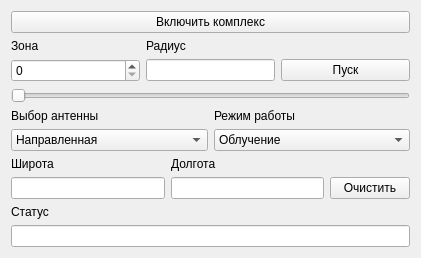
This is src/ARM_OD_viewCore/NIIPP/NiippWidget.ui in nevaeh82/arm_od as Qt 5 draws it before an edit. The edited form follows.
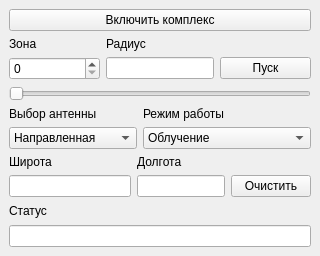
This is the edited form.

The edit to the form file:
```diff
--- a/src/ARM_OD_viewCore/NIIPP/NiippWidget.ui
+++ b/src/ARM_OD_viewCore/NIIPP/NiippWidget.ui
@@ -6,43 +6,95 @@
    <rect>
     <x>0</x>
     <y>0</y>
-    <width>421</width>
+    <width>291</width>
     <height>256</height>
    </rect>
   </property>
   <property name="windowTitle">
    <string>Form</string>
   </property>
-  <layout class="QGridLayout" name="gridLayout">
-   <item row="1" column="1">
-    <widget class="QLabel" name="lbl_distance">
-     <property name="sizePolicy">
-      <sizepolicy hsizetype="Preferred" vsizetype="Maximum">
-       <horstretch>0</horstretch>
-       <verstretch>0</verstretch>
-      </sizepolicy>
-     </property>
+  <layout class="QVBoxLayout" name="verticalLayout">
+   <property name="spacing">
+    <number>6</number>
+   </property>
+   <property name="leftMargin">
+    <number>9</number>
+   </property>
+   <property name="topMargin">
+    <number>9</number>
+   </property>
+   <property name="rightMargin">
+    <number>9</number>
+   </property>
+   <property name="bottomMargin">
+    <number>9</number>
+   </property>
+   <item>
+    <widget class="QPushButton" name="_pb_enable_complex">
      <property name="text">
-      <string>Радиус</string>
+      <string>Включить комплекс</string>
      </property>
     </widget>
    </item>
-   <item row="2" column="2">
-    <widget class="QPushButton" name="_pb_start">
-     <property name="text">
-      <string>Пуск</string>
-     </property>
-    </widget>
-   </item>
-   <item row="4" column="0" colspan="3">
+   <item>
     <layout class="QGridLayout" name="gridLayout_2">
+     <item row="0" column="0">
+      <widget class="QLabel" name="lbl_power">
+       <property name="sizePolicy">
+        <sizepolicy hsizetype="Preferred" vsizetype="Maximum">
+         <horstretch>0</horstretch>
+         <verstretch>0</verstretch>
+        </sizepolicy>
+       </property>
+       <property name="text">
+        <string>Зона</string>
+       </property>
+      </widget>
+     </item>
      <item row="0" column="1">
-      <widget class="QLabel" name="lbl_mode">
+      <widget class="QLabel" name="lbl_distance">
+       <property name="sizePolicy">
+        <sizepolicy hsizetype="Preferred" vsizetype="Maximum">
+         <horstretch>0</horstretch>
+         <verstretch>0</verstretch>
+        </sizepolicy>
+       </property>
        <property name="text">
-        <string>Режим работы</string>
+        <string>Радиус</string>
        </property>
       </widget>
      </item>
+     <item row="1" column="0">
+      <widget class="QSpinBox" name="_sb_power"/>
+     </item>
+     <item row="1" column="1">
+      <widget class="QLineEdit" name="_le_distance">
+       <property name="sizePolicy">
+        <sizepolicy hsizetype="Preferred" vsizetype="Fixed">
+         <horstretch>0</horstretch>
+         <verstretch>0</verstretch>
+        </sizepolicy>
+       </property>
+      </widget>
+     </item>
+     <item row="1" column="2">
+      <widget class="QPushButton" name="_pb_start">
+       <property name="text">
+        <string>Пуск</string>
+       </property>
+      </widget>
+     </item>
+    </layout>
+   </item>
+   <item>
+    <widget class="QSlider" name="_sl_power">
+     <property name="orientation">
+      <enum>Qt::Horizontal</enum>
+     </property>
+    </widget>
+   </item>
+   <item>
+    <layout class="QGridLayout" name="gridLayout">
      <item row="0" column="0">
       <widget class="QLabel" name="lbl_antena">
        <property name="text">
@@ -50,7 +102,14 @@
        </property>
       </widget>
      </item>
-     <item row="1" column="0">
+     <item row="0" column="2">
+      <widget class="QLabel" name="lbl_mode">
+       <property name="text">
+        <string>Режим работы</string>
+       </property>
+      </widget>
+     </item>
+     <item row="1" column="0" colspan="2">
       <widget class="QComboBox" name="_cb_antena">
        <item>
         <property name="text">
@@ -64,7 +123,7 @@
        </item>
       </widget>
      </item>
-     <item row="1" column="1">
+     <item row="1" column="2" colspan="2">
       <widget class="QComboBox" name="_cb_mode">
        <item>
         <property name="text">
@@ -83,89 +142,45 @@
        </item>
       </widget>
      </item>
-    </layout>
-   </item>
-   <item row="2" column="1">
-    <widget class="QLineEdit" name="_le_distance">
-     <property name="sizePolicy">
-      <sizepolicy hsizetype="Preferred" vsizetype="Fixed">
-       <horstretch>0</horstretch>
-       <verstretch>0</verstretch>
-      </sizepolicy>
-     </property>
-    </widget>
-   </item>
-   <item row="7" column="0" colspan="3">
-    <widget class="QLineEdit" name="_le_status"/>
-   </item>
-   <item row="2" column="0">
-    <widget class="QSpinBox" name="_sb_power"/>
-   </item>
-   <item row="5" column="0" colspan="3">
-    <layout class="QGridLayout" name="gridLayout_3">
-     <item row="0" column="0">
+     <item row="2" column="0">
       <widget class="QLabel" name="lbl_l1">
        <property name="text">
         <string>Широта</string>
        </property>
       </widget>
      </item>
-     <item row="0" column="1">
+     <item row="2" column="1" colspan="2">
       <widget class="QLabel" name="lbl_l2">
        <property name="text">
         <string>Долгота</string>
        </property>
       </widget>
      </item>
-     <item row="1" column="2">
-      <widget class="QPushButton" name="_clear_uvod">
-       <property name="text">
-        <string>Очистить</string>
-       </property>
-      </widget>
-     </item>
-     <item row="1" column="0">
+     <item row="3" column="0">
       <widget class="QLineEdit" name="_le_lat"/>
      </item>
-     <item row="1" column="1">
+     <item row="3" column="1" colspan="2">
       <widget class="QLineEdit" name="_le_lon"/>
      </item>
+     <item row="3" column="3">
+      <widget class="QPushButton" name="_clear_uvod">
+       <property name="text">
+        <string>Очистить</string>
+       </property>
+      </widget>
+     </item>
     </layout>
    </item>
-   <item row="1" column="0">
-    <widget class="QLabel" name="lbl_power">
-     <property name="sizePolicy">
-      <sizepolicy hsizetype="Preferred" vsizetype="Maximum">
-       <horstretch>0</horstretch>
-       <verstretch>0</verstretch>
-      </sizepolicy>
-     </property>
-     <property name="text">
-      <string>Зона</string>
-     </property>
-    </widget>
-   </item>
-   <item row="0" column="0" colspan="3">
-    <widget class="QPushButton" name="_pb_enable_complex">
-     <property name="text">
-      <string>Включить комплекс</string>
-     </property>
-    </widget>
-   </item>
-   <item row="3" column="0" colspan="3">
-    <widget class="QSlider" name="_sl_power">
-     <property name="orientation">
-      <enum>Qt::Horizontal</enum>
-     </property>
-    </widget>
-   </item>
-   <item row="6" column="0">
+   <item>
     <widget class="QLabel" name="lbl_status">
      <property name="text">
       <string>Статус</string>
      </property>
     </widget>
    </item>
+   <item>
+    <widget class="QLineEdit" name="_le_status"/>
+   </item>
   </layout>
  </widget>
  <resources/>
```
